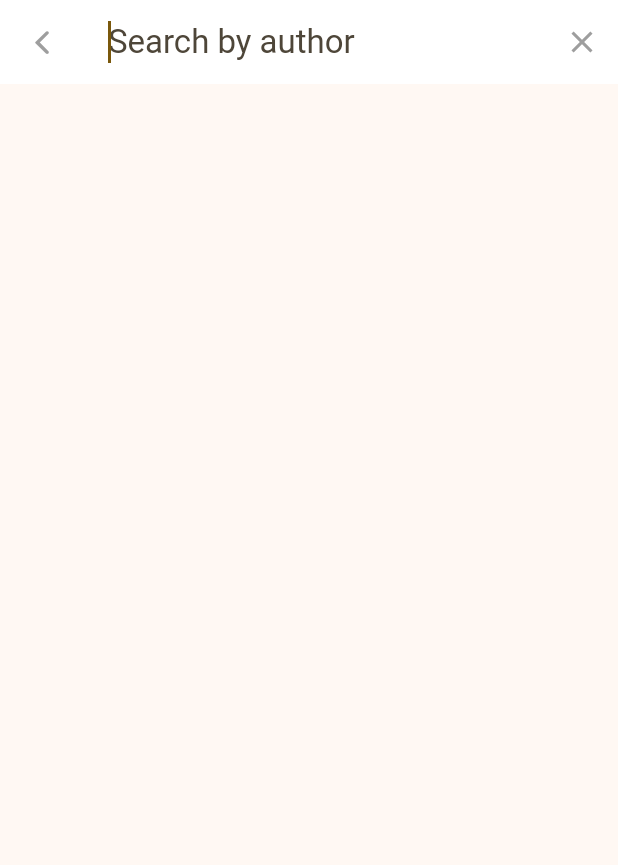
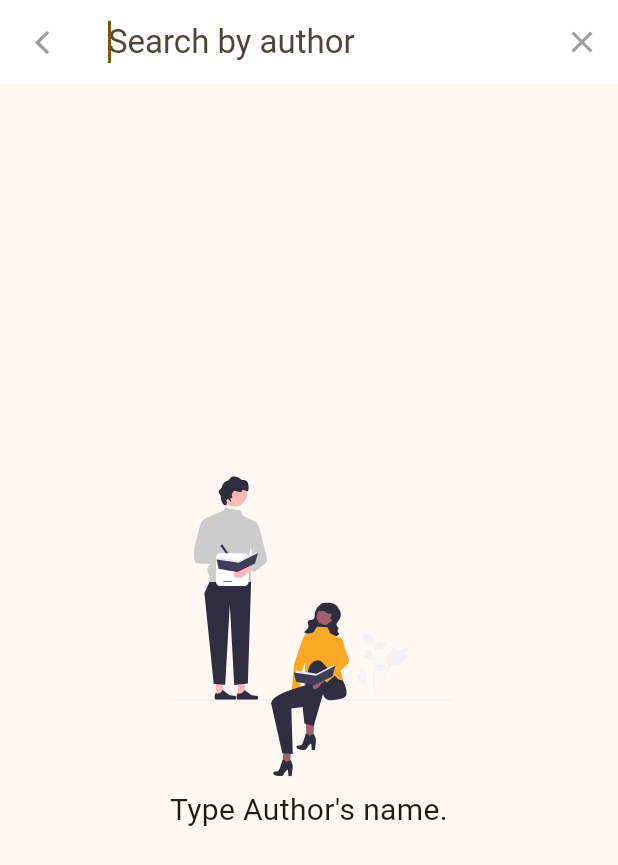
Before and after one commit to Anslem27/writefolio, a Flutter app: the HomeScreen screen opened by its route, after a tap on an icon or button, on a phone screen of 412 x 824 dp. Shown: the top 865 px of the screen. Run offline on Flutter 3.47's test engine with Material 2 defaults, Android fonts, the phone set to English and light mode, and no system bars; our stand-ins replace cached_network_image, eva_icons_flutter, flutter_phosphor_icons, flutter_svg, google_fonts, hive and 5 more; missing offline and left inert: animated_snack_bar, auto_size_text_field, clipboard, flutter_quill; accounts and stored records are empty.

Commit message:
fixed shimmer

```diff
--- /dev/null
+++ b/lib/models/rself-model.dart
@@ -0,0 +1 @@
+// ignore_for_file: file_names
--- a/lib/screens/home/components/poemsearch.dart
+++ b/lib/screens/home/components/poemsearch.dart
@@ -41,7 +41,7 @@ class PoemQuerySearch extends SearchDelegate {
 
   @override
   Widget buildResults(BuildContext context) {
-    if (query.length < 3 || query.isEmpty) {
+    if (query.length < 3) {
       return Column(
         mainAxisAlignment: MainAxisAlignment.center,
         children: <Widget>[
@@ -226,6 +226,27 @@ class PoemQuerySearch extends SearchDelegate {
   Widget buildSuggestions(BuildContext context) {
     // This method is called everytime the search term changes.
     // If you want to add search suggestions as the user enters their search term, this is the place to do that.
-    return Column();
+
+    return Column(
+      mainAxisAlignment: MainAxisAlignment.center,
+      children: <Widget>[
+        Center(
+          child: Column(
+            children: [
+              SvgPicture.asset("assets/svg/idea.svg", height: 200),
+              Padding(
+                padding: const EdgeInsets.all(8.0),
+                child: Text(
+                  "Type Author's name.",
+                  textAlign: TextAlign.center,
+                  style: GoogleFonts.roboto(
+                      fontWeight: FontWeight.w400, fontSize: 20),
+                ),
+              ),
+            ],
+          ),
+        )
+      ],
+    );
   }
 }
--- /dev/null
+++ b/lib/screens/home/components/r-self.dart
@@ -0,0 +1,47 @@
+// ignore_for_file: file_names
+
+import 'package:flutter/cupertino.dart';
+import 'package:google_fonts/google_fonts.dart';
+import 'package:writefolio/utils/widgets/shimmer_component.dart';
+
+class RSelf extends StatefulWidget {
+  const RSelf({super.key});
+
+  @override
+  State<RSelf> createState() => _RSelfState();
+}
+
+class _RSelfState extends State<RSelf> {
+  @override
+  Widget build(BuildContext context) {
+    return SingleChildScrollView(
+      physics: const ScrollPhysics(),
+      child: Column(
+        mainAxisAlignment: MainAxisAlignment.start,
+        crossAxisAlignment: CrossAxisAlignment.start,
+        children: [
+          Padding(
+            padding: const EdgeInsets.all(8.0),
+            child: Text(
+              "Find Inspiration from people expressing them-selves.",
+              style: GoogleFonts.urbanist(
+                fontWeight: FontWeight.w500,
+                fontSize: 25,
+              ),
+            ),
+          ),
+          ListView.builder(
+              physics: const ScrollPhysics(),
+              shrinkWrap: true,
+              itemCount: 10,
+              itemBuilder: (_, index) {
+                return ShimmerComponent(
+                  deviceWidth: MediaQuery.of(context).size.width,
+                  deviceHeight: MediaQuery.of(context).size.height,
+                );
+              })
+        ],
+      ),
+    );
+  }
+}
--- a/lib/screens/home/home.dart
+++ b/lib/screens/home/home.dart
@@ -5,6 +5,7 @@ import 'package:google_fonts/google_fonts.dart';
 import 'package:writefolio/screens/home/poem_view.dart';
 import 'package:writefolio/screens/home/components/poemsearch.dart';
 import '../../utils/widgets/shimmer_component.dart';
+import 'components/r-self.dart';
 import 'saved_poems.dart';
 
 class HomeScreen extends StatefulWidget {
@@ -17,7 +18,7 @@ class HomeScreen extends StatefulWidget {
 class _HomeScreenState extends State<HomeScreen> with TickerProviderStateMixin {
   @override
   Widget build(BuildContext context) {
-    TabController tabcontroller = TabController(length: 2, vsync: this);
+    TabController tabcontroller = TabController(length: 3, vsync: this);
 
     return Scaffold(
       body: CustomScrollView(
@@ -79,8 +80,8 @@ class _HomeScreenState extends State<HomeScreen> with TickerProviderStateMixin {
             child: TabBarView(
               controller: tabcontroller,
               children: const [
+                RSelf(),
                 PoemView(),
-                //TODO: Add this to the user profile page
                 SavedPoemsScreen(),
               ],
             ),
@@ -105,6 +106,15 @@ class _HomeScreenState extends State<HomeScreen> with TickerProviderStateMixin {
   final List<Tab> _tabs = [
     Tab(
       child: Text(
+        "Self stories",
+        style: GoogleFonts.urbanist(
+          fontSize: 18,
+          fontWeight: FontWeight.w400,
+        ),
+      ),
+    ),
+    Tab(
+      child: Text(
         "Poetry",
         style: GoogleFonts.urbanist(
           fontSize: 18,
--- a/lib/services/poem_service.dart
+++ b/lib/services/poem_service.dart
@@ -16,7 +16,7 @@ class PoemService {
 
   //search by author
   static Future<HomePoemList> fetchSearch(String query) async {
-    var url = Uri.parse("https://poetrydb.org/author,poemcount/$query;10");
+    var url = Uri.parse("https://poetrydb.org/author,poemcount/$query;20");
 
     final response = await http.get(url);
     if (response.statusCode == 200) {
--- a/lib/utils/widgets/shimmer_component.dart
+++ b/lib/utils/widgets/shimmer_component.dart
@@ -24,10 +24,8 @@ class _ShimmerComponentState extends State<ShimmerComponent> {
         mainAxisAlignment: MainAxisAlignment.start,
         children: [
           Shimmer.fromColors(
-            baseColor: ThemeMode.system != ThemeMode.dark
-                ? Colors.grey[900] as Color
-                : Colors.grey[300] as Color,
-            highlightColor: Colors.grey[100] as Color,
+            baseColor: Theme.of(context).cardColor,
+            highlightColor: Colors.grey[200] as Color,
             child: Container(
               width: widget.deviceWidth,
               padding: const EdgeInsets.all(3),
--- a/pubspec.yaml
+++ b/pubspec.yaml
@@ -43,6 +43,7 @@ dependencies:
   modal_bottom_sheet: ^2.1.2
   simple_animations: ^5.0.0+3
   auto_size_text_field: ^2.2.1
+  markdown_viewer: ^0.5.0
 
 
 dev_dependencies:
```
Also changed, not shown: lib/editor/create_article.dart (+29 -27 lines), lib/screens/home/poems/offline_poemView.dart (+7 -1 lines), lib/screens/home/saved_poems.dart (+3 -4 lines), lib/screens/library/components/article_view.dart (+32 -5 lines), lib/screens/profile_page.dart (+36 -42 lines), lib/services/r-self_service.dart (added, +16 -0 lines), lib/utils/widgets/article_home_card.dart (+28 -8 lines), pubspec.lock, 1 other file.
